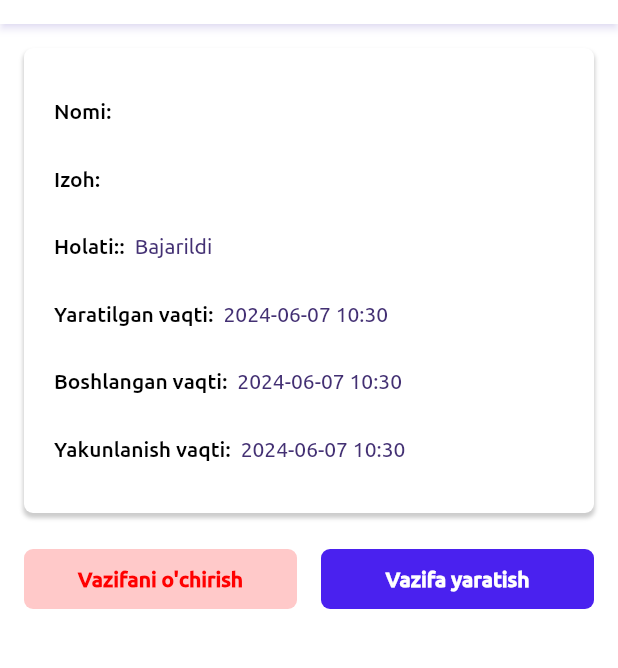
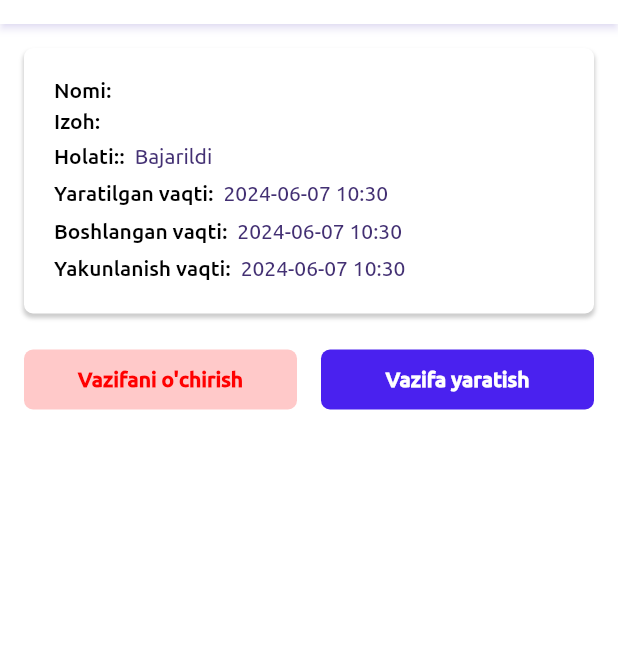
Before and after one commit to Imomboy0405/my_tasks, a Flutter app: the SinglePage screen opened directly with empty values, on a phone screen of 412 x 824 dp, the part 60-728 px from its top. Run offline on Flutter 3.47's test engine with Material 3 defaults, Android fonts, the phone set to English and light mode, and no system bars; our stand-ins replace equatable, flutter_bloc, flutter_staggered_animations, get_it, lottie, shared_preferences; accounts and stored records are empty.

Commit message:
Beta fix error

```diff
--- a/lib/Application/Menus/New/View/new_page.dart
+++ b/lib/Application/Menus/New/View/new_page.dart
@@ -29,6 +29,7 @@ class NewPage extends StatelessWidget {
                 child: SingleChildScrollView(
                   child: Column(
                     crossAxisAlignment: CrossAxisAlignment.start,
+                    mainAxisSize: MainAxisSize.min,
                     children: [
                       // #task_title
                       MyNewTextField(
@@ -61,8 +62,10 @@ class NewPage extends StatelessWidget {
 
                       // #date_buttons
                       Row(
+                        mainAxisSize: MainAxisSize.min,
                         children: [
                           Column(
+                            mainAxisSize: MainAxisSize.min,
                             children: [
                               MyDateButton(
                                 onPressed: () => bloc.add(ShowDatePickerEvent(context: context)),
--- a/lib/Application/Menus/Tasks/Bloc/tasks_bloc.dart
+++ b/lib/Application/Menus/Tasks/Bloc/tasks_bloc.dart
@@ -144,7 +144,6 @@ class TasksBloc extends Bloc<TasksEvent, TasksState> {
   }
 
   void pressDayButton(DayButtonEvent event, Emitter<TasksState> emit) async {
-    emit(TasksLoadingState());
     await updateNotCompleted();
     selectedDay = event.selectedDay;
     mainBloc.selectedDay = selectedDay;
@@ -255,6 +254,7 @@ class TasksBloc extends Bloc<TasksEvent, TasksState> {
       if (filterEnabled) {
         add(ApplyFilterEvent(context: event.context));
       } else {
+        emit(TasksLoadingState());
         add(DayButtonEvent(selectedDay: selectedDay));
         emit(TasksInitialState(
           month: selectedMonth,
--- a/lib/Application/Menus/View/Single/View/single_page.dart
+++ b/lib/Application/Menus/View/Single/View/single_page.dart
@@ -86,12 +86,12 @@ class SinglePage extends StatelessWidget {
                         controller: bloc.controller,
                         child: Column(
                           crossAxisAlignment: CrossAxisAlignment.start,
+                          mainAxisSize: MainAxisSize.min,
                           children: [
                             // #task
                             Container(
                               margin: const EdgeInsets.all(16),
                               padding: const EdgeInsets.all(20),
-                              height: 310,
                               decoration: BoxDecoration(
                                 color: AppColors.dark,
                                 borderRadius: BorderRadius.circular(6),
@@ -106,47 +106,38 @@ class SinglePage extends StatelessWidget {
                               ),
                               child: Column(
                                 mainAxisAlignment: MainAxisAlignment.spaceAround,
+                                mainAxisSize: MainAxisSize.min,
+                                crossAxisAlignment: CrossAxisAlignment.start,
                                 children: [
                                   // #title
-                                  Row(
-                                    crossAxisAlignment: CrossAxisAlignment.start,
-                                    children: [
-                                      Text(
-                                        '${'title'.tr()}:  ',
-                                        style: AppTextStyles.style19(context),
-                                      ),
-                                      Flexible(
-                                        child: Text(
-                                          bloc.taskModel.title!,
+                                  RichText(
+                                    text: TextSpan(
+                                      text: '${'title'.tr()}:  ',
+                                      style: AppTextStyles.style19(context),
+                                      children: <TextSpan>[
+                                        TextSpan(
+                                          text: bloc.taskModel.title,
                                           style: AppTextStyles.style23(context),
-                                          softWrap: true,
                                         ),
-                                      ),
-                                    ],
+                                      ],
+                                    ),
                                   ),
+                                  SizedBox(height: 5),
 
                                   // #content
-                                  Row(
-                                    crossAxisAlignment: CrossAxisAlignment.start,
-                                    children: [
-                                      Flexible(
-                                        flex: 1,
-                                        child: Text(
-                                          '${'content'.tr()}:  ',
-                                          style: AppTextStyles.style19(context),
-                                          softWrap: true,
+                                  RichText(
+                                    text: TextSpan(
+                                      text: '${'content'.tr()}:  ',
+                                      style: AppTextStyles.style19(context),
+                                      children: <TextSpan>[
+                                        TextSpan(
+                                          text: bloc.taskModel.content,
+                                          style: AppTextStyles.style23(context),
                                         ),
-                                      ),
-                                      Flexible(
-                                        flex: 2,
-                                        child: Text(
-                                          '${bloc.taskModel.content}',
-                                          style: AppTextStyles.style23(context),
-                                          softWrap: true,
-                                        ),
-                                      ),
-                                    ],
+                                      ],
+                                    ),
                                   ),
+                                  SizedBox(height: 5),
 
                                   // #status
                                   Row(
@@ -162,6 +153,7 @@ class SinglePage extends StatelessWidget {
                                       ),
                                     ],
                                   ),
+                                  SizedBox(height: 5),
 
                                   // #created_time
                                   Row(
@@ -173,6 +165,7 @@ class SinglePage extends StatelessWidget {
                                       ),
                                     ],
                                   ),
+                                  SizedBox(height: 5),
 
                                   // #start_time
                                   Row(
@@ -184,6 +177,7 @@ class SinglePage extends StatelessWidget {
                                       ),
                                     ],
                                   ),
+                                  SizedBox(height: 5),
 
                                   // #end_time
                                   Row(
@@ -201,7 +195,7 @@ class SinglePage extends StatelessWidget {
 
                             // #delete_create_buttons
                             Padding(
-                                padding: const EdgeInsets.symmetric(horizontal: 16, vertical: 4),
+                                padding: const EdgeInsets.fromLTRB(16, 4, 16, 32),
                                 child: Row(
                                   mainAxisSize: MainAxisSize.min,
                                   children: [
--- a/lib/Application/Menus/View/menu_widgets.dart
+++ b/lib/Application/Menus/View/menu_widgets.dart
@@ -346,7 +346,7 @@ class MyAppBar extends StatelessWidget implements PreferredSizeWidget {
           // #color_image
           const SizedBox(width: 10),
           const Image(
-            image: AssetImage('assets/icons/ic_flag_uz.png'),
+            image: AssetImage('assets/icons/ic_app.png'),
             width: 24,
             height: 24,
             fit: BoxFit.fill,
@@ -470,6 +470,7 @@ class MyNewTextField extends StatelessWidget {
   @override
   Widget build(BuildContext context) {
     return Column(
+      mainAxisSize: MainAxisSize.min,
       crossAxisAlignment: CrossAxisAlignment.start,
       children: [
         Text(
--- a/lib/Application/Welcome/Start/View/start_page.dart
+++ b/lib/Application/Welcome/Start/View/start_page.dart
@@ -6,7 +6,6 @@ import 'package:my_tasks/Configuration/app_text_styles.dart';
 import 'package:my_tasks/Data/Services/lang_service.dart';
 
 import '../Bloc/start_bloc.dart';
-
 
 class StartPage extends StatelessWidget {
   static const id = '/start_page';
@@ -17,7 +16,8 @@ class StartPage extends StatelessWidget {
   Widget build(BuildContext context) {
     return BlocProvider(
       create: (_) => StartBloc(),
-      child: BlocBuilder<StartBloc, StartState>(builder: (context, state) {
+      child: BlocBuilder<StartBloc, StartState>(
+        builder: (context, state) {
           StartBloc bloc = context.read<StartBloc>();
           return Scaffold(
             backgroundColor: AppColors.black,
@@ -35,12 +35,16 @@ class StartPage extends StatelessWidget {
               title: Text('My Tasks', style: AppTextStyles.style0_1(context)),
               leadingWidth: 60,
             ),
-              body: Column(
+            body: SingleChildScrollView(
+              physics: AlwaysScrollableScrollPhysics(),
+              child: Column(
                 mainAxisAlignment: MainAxisAlignment.spaceBetween,
+                mainAxisSize: MainAxisSize.min,
                 children: [
                   DefaultTabController(
                     length: 3,
                     child: Column(
+                      mainAxisSize: MainAxisSize.min,
                       children: [
                         SizedBox(
                           height: MediaQuery.of(context).size.height * 0.55,
@@ -52,34 +56,34 @@ class StartPage extends StatelessWidget {
                             ],
                           ),
                         ),
-                        TabPageSelector(
+                        SizedBox(
+                          height: 20,
+                          width: 50,
+                          child: TabPageSelector(
                             indicatorSize: 8,
                             color: AppColors.darkGrey,
                             selectedColor: AppColors.blue,
                             borderStyle: BorderStyle.none,
                           ),
+                        ),
                       ],
                     ),
                   ),
+                  SizedBox(height: MediaQuery.of(context).size.height * 0.08),
                   Container(
-                    padding:
-                        const EdgeInsets.only(bottom: 48, right: 24, left: 24),
+                    padding: const EdgeInsets.only(bottom: 48, right: 24, left: 24),
                     height: 160,
                     child: Column(
                       mainAxisAlignment: MainAxisAlignment.center,
                       children: [
                         // #next
                         MaterialButton(
-                          onPressed: () => context
-                              .read<StartBloc>()
-                              .add(NextEvent(context: context)),
+                          onPressed: () => context.read<StartBloc>().add(NextEvent(context: context)),
                           color: AppColors.blue,
                           minWidth: double.infinity,
-                          shape: RoundedRectangleBorder(
-                              borderRadius: BorderRadius.circular(6)),
+                          shape: RoundedRectangleBorder(borderRadius: BorderRadius.circular(6)),
                           height: 48,
-                          child:
-                              Text('log_in'.tr(), style: AppTextStyles.style4(context).copyWith(color: Colors.white)),
+                          child: Text('log_in'.tr(), style: AppTextStyles.style4(context).copyWith(color: Colors.white)),
                         ),
                         const Spacer(),
 
@@ -93,7 +97,9 @@ class StartPage extends StatelessWidget {
                     ),
                   ),
                 ],
-              ));
+              ),
+            ),
+          );
         },
       ),
     );
--- a/pubspec.yaml
+++ b/pubspec.yaml
@@ -38,6 +38,10 @@ dev_dependencies:
   flutter_test:
     sdk: flutter
 
+flutter_icons:
+  android: true
+  image_path: "lib/icons/app_icon.png"
+  adaptive_icon_foreground: "lib/icons/adaptive_icon_foreground.png"
   flutter_lints: ^3.0.0
 
 flutter:
```
Also changed, not shown: assets/icons/ic_app.png (added), lib/Icons/adaptive_icon_foreground.png (added), lib/Icons/app_icon.png (added), pubspec.lock. Lines whose indentation alone changed are shown as unchanged.
